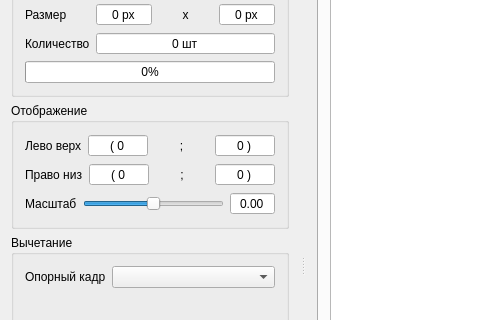
This is mainwindow.ui in gurmaaan/SharpnessSort as Qt 5 draws it before an edit; both pictures show x 0 to 480 and y 131 to 451 of the 1013 by 778 pixel window. The edited form follows.
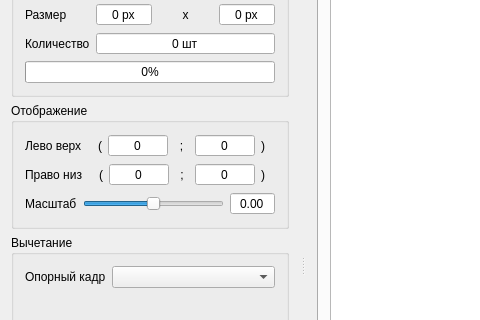
This is the edited form. Icons and pictures are not drawn.

Commit message: скобки положения окна просмотра вынесены в отдельнгые лейблы

Patch:
```diff
--- a/mainwindow.ui
+++ b/mainwindow.ui
@@ -298,6 +298,19 @@
             </property>
            </widget>
           </item>
+          <item>
+           <widget class="QLabel" name="tl_L_lbl">
+            <property name="text">
+             <string>(</string>
+            </property>
+            <property name="alignment">
+             <set>Qt::AlignRight|Qt::AlignTrailing|Qt::AlignVCenter</set>
+            </property>
+            <property name="buddy">
+             <cstring>tlx_sb</cstring>
+            </property>
+           </widget>
+          </item>
           <item>
            <widget class="QSpinBox" name="tlx_sb">
             <property name="minimumSize">
@@ -319,7 +332,7 @@
              <string/>
             </property>
             <property name="prefix">
-             <string>( </string>
+             <string/>
             </property>
            </widget>
           </item>
@@ -354,7 +367,17 @@
              <enum>QAbstractSpinBox::NoButtons</enum>
             </property>
             <property name="suffix">
-             <string> )</string>
+             <string/>
+            </property>
+           </widget>
+          </item>
+          <item>
+           <widget class="QLabel" name="tl_R_lbl">
+            <property name="text">
+             <string>)</string>
+            </property>
+            <property name="buddy">
+             <cstring>tly_sb</cstring>
             </property>
            </widget>
           </item>
@@ -372,6 +395,19 @@
             </property>
            </widget>
           </item>
+          <item>
+           <widget class="QLabel" name="br_R_lbl_2">
+            <property name="text">
+             <string>(</string>
+            </property>
+            <property name="alignment">
+             <set>Qt::AlignRight|Qt::AlignTrailing|Qt::AlignVCenter</set>
+            </property>
+            <property name="buddy">
+             <cstring>brx_sb</cstring>
+            </property>
+           </widget>
+          </item>
           <item>
            <widget class="QSpinBox" name="brx_sb">
             <property name="minimumSize">
@@ -393,7 +429,7 @@
              <string/>
             </property>
             <property name="prefix">
-             <string>( </string>
+             <string/>
             </property>
            </widget>
           </item>
@@ -428,7 +464,17 @@
              <enum>QAbstractSpinBox::NoButtons</enum>
             </property>
             <property name="suffix">
-             <string> )</string>
+             <string/>
+            </property>
+           </widget>
+          </item>
+          <item>
+           <widget class="QLabel" name="br_R_lbl">
+            <property name="text">
+             <string>)</string>
+            </property>
+            <property name="buddy">
+             <cstring>bry_sb</cstring>
             </property>
            </widget>
           </item>
```
Left out of the diff: 6 changed lines with no effect on the pictures.
